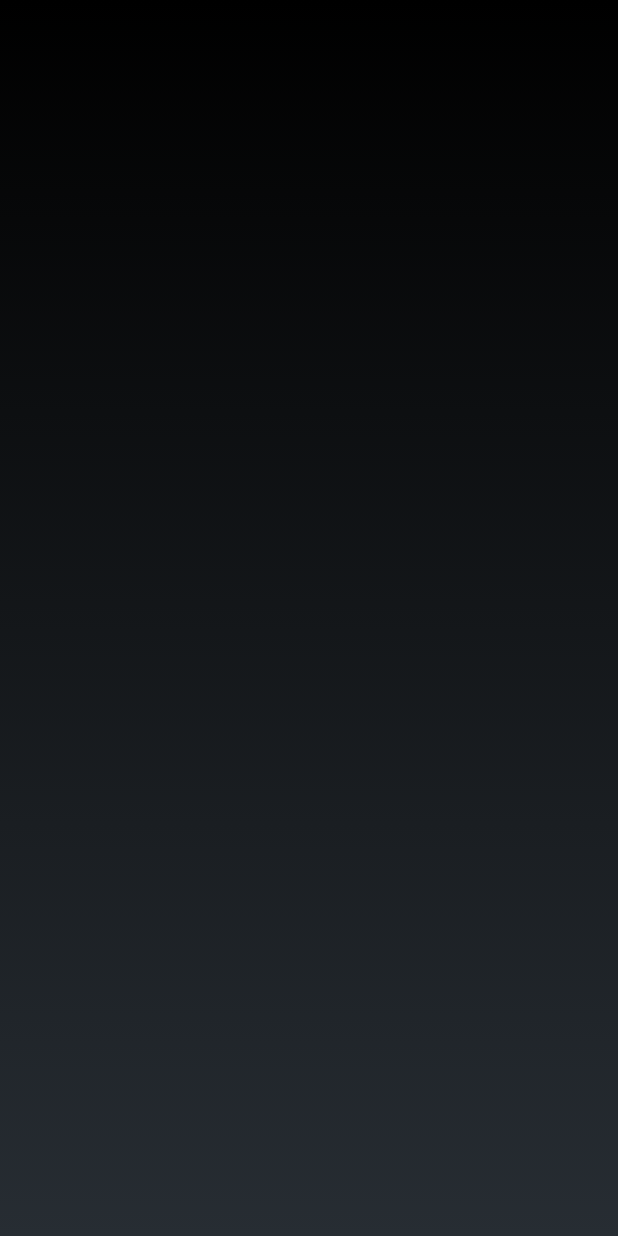
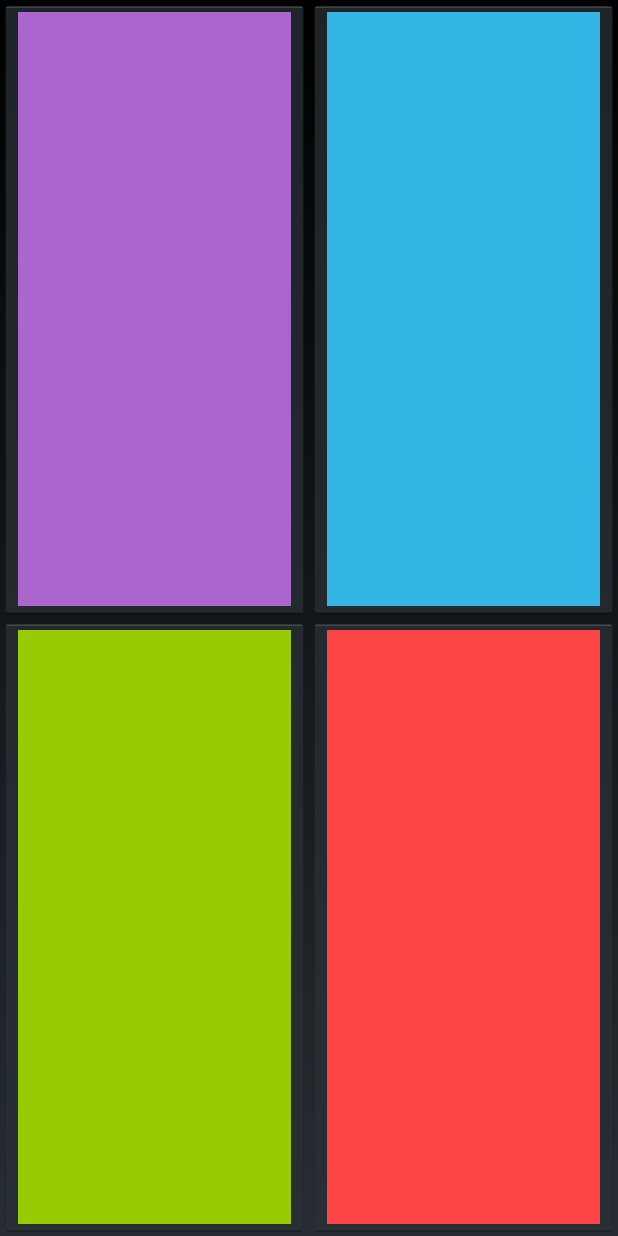
Before and after one commit to CmoaToto/HelloSunshine, an Android app: the layout material_activity_start.xml on its own in the app's theme, with its tools: preview values and no code run, on a phone screen of 412 x 824 dp. Run offline under Robolectric (Android 15) with nearby library versions, the phone set to English and light mode, and no system bars.

Commit message:
First part of new UI : 4 initial cards

```diff
--- a/Hello Sunshine/src/main/res/layout/material_activity_start.xml
+++ b/Hello Sunshine/src/main/res/layout/material_activity_start.xml
@@ -1,6 +1,51 @@
 <?xml version="1.0" encoding="utf-8"?>
-<android.support.constraint.ConstraintLayout
-    xmlns:android="http://schemas.android.com/apk/res/android" android:layout_width="match_parent"
-    android:layout_height="match_parent">
+<android.support.constraint.ConstraintLayout xmlns:android="http://schemas.android.com/apk/res/android"
+    xmlns:app="http://schemas.android.com/apk/res-auto"
+    xmlns:tools="http://schemas.android.com/tools"
+    android:layout_width="match_parent"
+    android:layout_height="match_parent"
+    tools:layout_editor_absoluteX="0dp"
+    tools:layout_editor_absoluteY="25dp">
+
+    <ImageButton
+        android:id="@+id/imageButton1"
+        android:layout_width="0dp"
+        android:layout_height="0dp"
+        android:src="@android:color/holo_purple"
+        app:layout_constraintBottom_toTopOf="@+id/imageButton3"
+        app:layout_constraintHorizontal_chainStyle="spread"
+        app:layout_constraintLeft_toLeftOf="parent"
+        app:layout_constraintRight_toLeftOf="@+id/imageButton2"
+        app:layout_constraintTop_toTopOf="parent" />
+
+    <ImageButton
+        android:id="@+id/imageButton2"
+        android:layout_width="0dp"
+        android:layout_height="0dp"
+        android:src="@android:color/holo_blue_light"
+        app:layout_constraintBottom_toTopOf="@+id/imageButton4"
+        app:layout_constraintLeft_toRightOf="@+id/imageButton1"
+        app:layout_constraintRight_toRightOf="parent"
+        app:layout_constraintTop_toTopOf="parent" />
+
+    <ImageButton
+        android:id="@+id/imageButton3"
+        android:layout_width="0dp"
+        android:layout_height="0dp"
+        android:src="@android:color/holo_green_light"
+        app:layout_constraintLeft_toLeftOf="parent"
+        app:layout_constraintRight_toLeftOf="@+id/imageButton4"
+        app:layout_constraintTop_toBottomOf="@+id/imageButton1"
+        app:layout_constraintBottom_toBottomOf="parent" />
+
+    <ImageButton
+        android:id="@+id/imageButton4"
+        android:layout_width="0dp"
+        android:layout_height="0dp"
+        android:src="@android:color/holo_red_light"
+        app:layout_constraintLeft_toRightOf="@+id/imageButton3"
+        app:layout_constraintRight_toRightOf="parent"
+        app:layout_constraintTop_toBottomOf="@+id/imageButton2"
+        app:layout_constraintBottom_toBottomOf="parent" />
 
 </android.support.constraint.ConstraintLayout>
```
